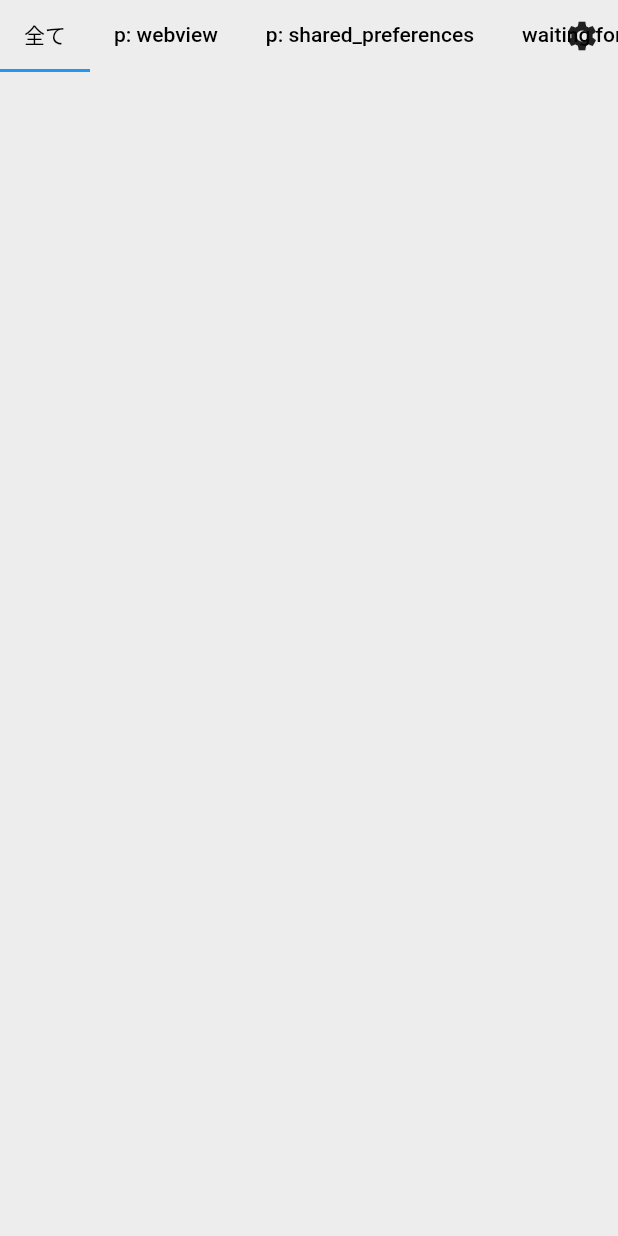
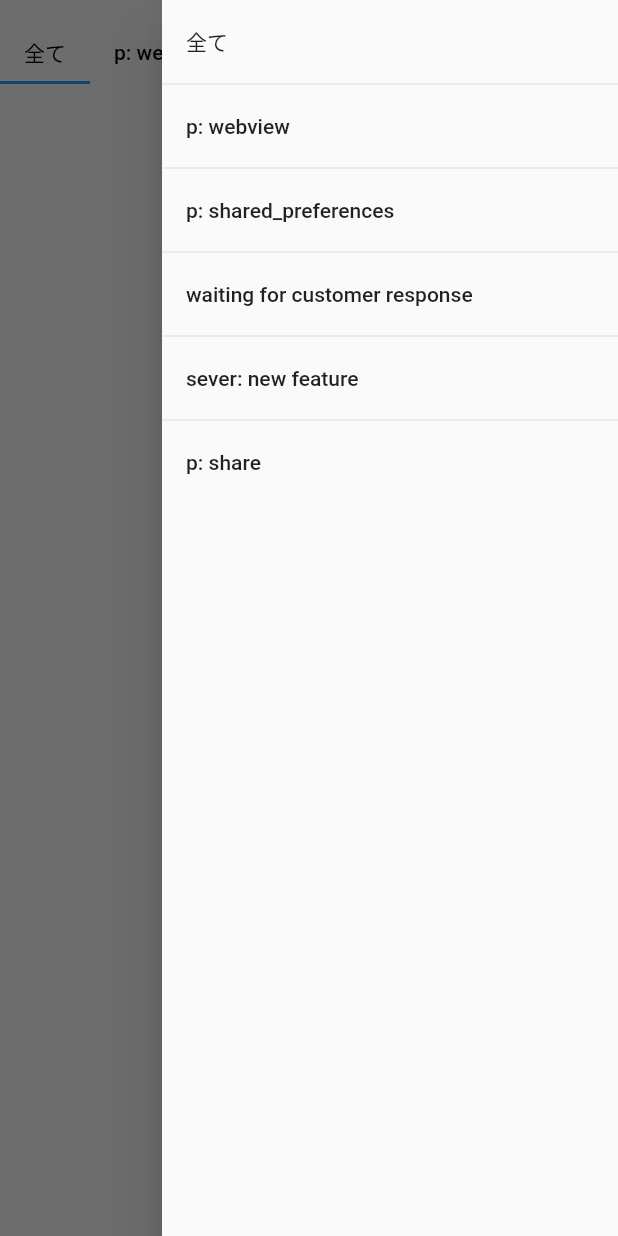
Before and after one commit to Toma-0/toridori_prechallenge, a Flutter app: the screen it shows after launch, with the side drawer open (before the commit the screen has no drawer), on a phone screen of 412 x 824 dp. Run offline on Flutter 3.47's test engine with Material 2 defaults, Android fonts, the phone set to English and light mode, and no system bars; our stand-ins replace flutter_riverpod, riverpod.

Commit message:
タブバー完成

```diff
--- a/pre_challenge/lib/main.dart
+++ b/pre_challenge/lib/main.dart
@@ -1,5 +1,6 @@
 //importするものをまとめているファイルをインポート
 import 'package:pre_challenge/state/import.dart';
+import 'package:pre_challenge/state/setting.dart';
 import 'parts/home_parts.dart';
 
 void main() {
@@ -47,55 +48,102 @@ class MyStatefulWidget extends ConsumerStatefulWidget {
 }
 
 //ホーム画面の動的な部分の状態を管理するWidget
-class _MyStatefulWidgetState extends ConsumerState<MyStatefulWidget> {
+class _MyStatefulWidgetState extends ConsumerState<MyStatefulWidget>
+    with TickerProviderStateMixin {
+  final GlobalKey<ScaffoldState> _scaffoldKey = GlobalKey<ScaffoldState>();
+  late TabController _tabController;
+  //ラベルのリストを読み込む
+  late List list;
+
+  @override
+  void initState() {
+    super.initState();
+    WidgetsBinding.instance.addPostFrameCallback((_) {
+      final labelList = ref.read(labelProvider);
+      setState(() {
+        list = labelList;
+        _tabController = TabController(length: list.length, vsync: this);
+      });
+    });
+  }
+
+  @override
+  void dispose() {
+    _tabController.dispose();
+    super.dispose();
+  }
+
   @override
   Widget build(BuildContext context) {
-    //ラベルのリストを読み込む
-    List list = ref.watch(labelProvider);
-
+    Setting().size(context);
+    double y = Setting.h!;
+    list = ref.watch(labelProvider);
+    _tabController = TabController(length: list.length, vsync: this);
     //ラベルよりタブのパーツを取得する
     List<Widget> tab = parts().label_bar(list, context);
-    return SafeArea(
-      child: DefaultTabController(
+    return DefaultTabController(
       length: tab.length,
       child: Scaffold(
+        key: _scaffoldKey,
         backgroundColor: Color.fromARGB(255, 237, 237, 237),
         //AppBarを生成しない
         extendBodyBehindAppBar: true,
         //タブバーとボタンを重ねる
         appBar: PreferredSize(
           preferredSize: Size.fromHeight(kToolbarHeight),
+          //画面上部にステータスバーを表示させるようにする
+          child: Padding(
+            padding: EdgeInsets.only(top: y * 0.02),
             //タブバーとボタンを重ねる
             child: Stack(
               children: [
                 TabBar(
+                  controller: _tabController,
                   tabs: tab,
                   isScrollable: true,
                   labelColor: Colors.black,
                   unselectedLabelColor: Colors.black,
                 ),
+                //設定ボタンを右上に表示させる
                 Align(
                     alignment: AlignmentDirectional.topEnd,
-              child: IconButton(onPressed: (){}, icon: Icon(Icons.settings)),
-            )
+                    //背景色を設定する
+                    child: DecoratedBox(
+                      decoration: BoxDecoration(
+                        color: Color.fromARGB(255, 237, 237, 237),
+                      ),
+                      child: IconButton(
+                          onPressed: () {
+                            //メニューを開く
+                            _scaffoldKey.currentState?.openEndDrawer();
+                          },
+                          icon: Icon(Icons.menu)),
+                    ))
               ],
-            )
-
             ),
-          body: Home(),
           ),
+        ),
+        endDrawer: Drawer(
+            child: ListView(
+          children: ListTile.divideTiles(
+            context: context,
+            tiles: [
+              for (var i = 0; i < list.length; i++)
+                ListTile(
+                  title: Text(list[i]),
+                  onTap: () {},
+                ),
+            ],
+          ).toList(),
+        )),
+        body: Home(list, _tabController),
       ),
     );
   }
 }
 
-Widget Home() {
-  return Container(
-    //縦方向にコンテンツを並べる
-    child: Column(children: [
-      //横方向にラベルを並べる(ドラッグと選択を可能にする)
-
-      //センタぃされたラベルに合わせたコンテンツを表示する。
-    ]),
-  );
+Widget Home(list, tabCon) {
+  return TabBarView(controller: tabCon, children: [
+    for (int i = 0; i < list.length; i++) Center(child: Text(list[i])),
+  ]);
 }
--- a/pre_challenge/lib/parts/home_parts.dart
+++ b/pre_challenge/lib/parts/home_parts.dart
@@ -1,5 +1,3 @@
-import 'package:pre_challenge/state/setting.dart';
-
 import '../state/import.dart';
 
 class parts {
@@ -14,15 +12,24 @@ class parts {
     return tabs;
   }
 
+  List<Widget> label_drawer(label_list, context,_tabController) {
+    final List<Widget> list = [];
+    for (var i = 0; i < label_list.length; i++) {
+      list.add(
+        ListTile(
+        title: Text(label_list[i]),
+        onTap: () {
+          _tabController.animateTo(i);
+        },
+      ));
+    }
+    return list;
+  }
+
   //ラベルを表示するためのパーツの作成
   Widget label(text, context) {
-    Setting().size(context);
-    double x = Setting.w!;
-    double y = Setting.h!;
-
     return Tab(
       text: text,
-
     );
   }
 
--- a/pre_challenge/lib/state/provider.dart
+++ b/pre_challenge/lib/state/provider.dart
@@ -1,9 +1,17 @@
 import 'package:riverpod/riverpod.dart';
+import 'import.dart';
 
 //ラベルが格納されているStateProvider
-final StateProvider<List> labelProvider = StateProvider((ref) => ["全て","p: webview","p: shared_preferences","waiting for customer response","sever: new feature","p: share"]);
+final StateProvider<List> labelProvider = StateProvider((ref) => [
+      "全て",
+      "p: webview",
+      "p: shared_preferences",
+      "waiting for customer response",
+      "sever: new feature",
+      "p: share"
+    ]);
 
-//以下GraphQLを利用する必要があるProvider
+final StateProvider<int> labelIndexProvider = StateProvider((ref) => ref.watch(labelProvider).length);
 //お気に入りが格納されているStateNotiferProvider
 
 //表示するコンテンツが含まれているFutureProvider
```
Lines whose indentation alone changed are shown as unchanged.
